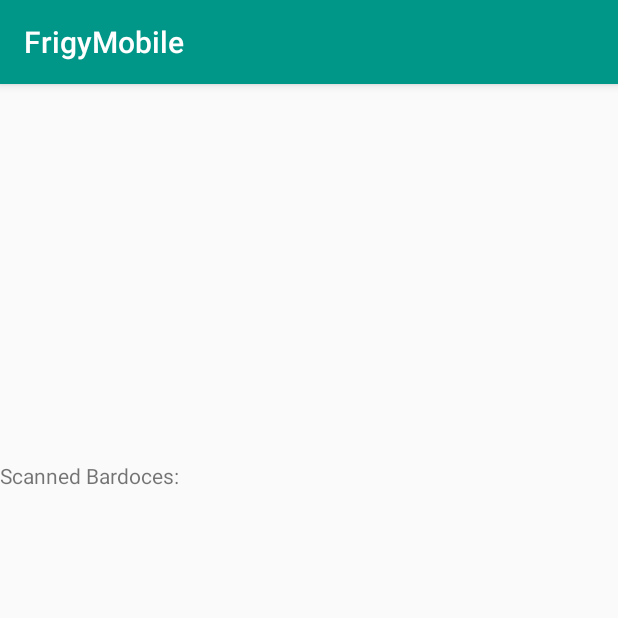
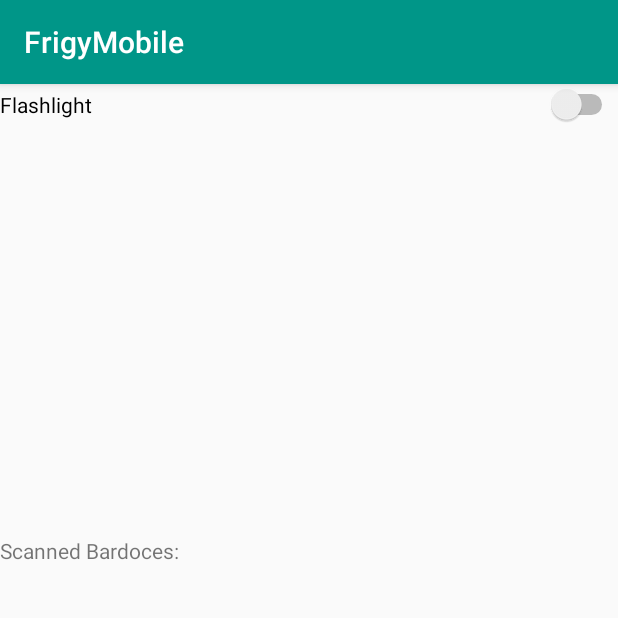
Before and after one commit to bunnywrote/frigy-mobile, an Android app: the CheckInActivity screen opened directly, with no data from a screen before it, on a phone screen of 412 x 824 dp, the top half of it. Run offline under Robolectric (Android 15) with nearby library versions, the phone set to English and light mode, and no system bars; our stand-ins replace Volley; libraries missing offline, so code that uses them is left out: me.dm7.barcodescanner; 5 statements that could not run were skipped.

Commit message:
improvements in check-in activity

```diff
--- a/app/src/main/java/org/frigy/frigymobile/Activities/CheckInActivity.kt
+++ b/app/src/main/java/org/frigy/frigymobile/Activities/CheckInActivity.kt
@@ -8,6 +8,7 @@ import android.support.v4.app.ActivityCompat
 import android.support.v7.app.AppCompatActivity
 import android.view.ViewGroup
 import android.widget.TextView
+import android.widget.Toast
 import com.android.volley.AuthFailureError
 import com.android.volley.Response
 import com.android.volley.toolbox.JsonObjectRequest
@@ -51,6 +52,9 @@ class CheckInActivity : AppCompatActivity(), ZBarScannerView.ResultHandler {
     override fun onResume() {
         super.onResume()
         mScannerView.setResultHandler(this)
+        mScannerView.setAutoFocus(true)
+        //TODO add toggle for flashlight
+        //mScannerView.flash = true
         mScannerView.startCamera()
     }
 
@@ -64,21 +68,27 @@ class CheckInActivity : AppCompatActivity(), ZBarScannerView.ResultHandler {
 
 
     override fun handleResult(result: Result?) {
-        //Toast.makeText(this, "Scan successful", Toast.LENGTH_SHORT).show()
-        resultView.append(result?.contents + " (" + result?.barcodeFormat?.name + ")\n")
-        val products: LiveData<List<Product>> = ProductRepository(this).searchByBarcode("7610849679898")
+        Toast.makeText(this, "Scan successful: " + result?.contents + " (" + result?.barcodeFormat?.name + ")", Toast.LENGTH_SHORT).show()
+        //resultView.append(result?.contents + " (" + result?.barcodeFormat?.name + ")\n")
+        val products: LiveData<List<Product>> = ProductRepository(this).searchByBarcode(result?.contents.toString())
 
         // Observe the LiveData, passing in this activity as the LifecycleOwner and the observer.
         products.observe(this, (Observer<List<Product>> {
-            for (product in products.value!!) {
-                resultView.append(product.toString())
+            if (products.value!!.isEmpty()) {
+                Toast.makeText(this, "No products found for barcode: " + result?.contents, Toast.LENGTH_SHORT).show()
+
+            } else {
+                for (product in products.value!!) {
+                    resultView.append(product.toString())
+                }
             }
         }))
+        //TODO dont resume camera immediately
+        mScannerView.resumeCameraPreview(this)
 
         //{products -> {for (product in products){ resultView.append(product.toString())}}
         //Camera will stop after scanning result, so we need to resume the
         //preview in order scan more codes
-        mScannerView.resumeCameraPreview(this)
     }
 
 }
--- a/app/src/main/res/layout/activity_check_in.xml
+++ b/app/src/main/res/layout/activity_check_in.xml
@@ -17,6 +17,19 @@
         app:layout_constraintStart_toStartOf="parent"
         app:layout_constraintTop_toTopOf="parent">
 
+        <LinearLayout
+            android:layout_width="match_parent"
+            android:layout_height="50dp"
+            android:orientation="horizontal">
+
+            <Switch
+                android:id="@+id/flashSwitch"
+                android:layout_width="wrap_content"
+                android:layout_height="wrap_content"
+                android:layout_weight="1"
+                android:text="Flashlight" />
+        </LinearLayout>
+
         <FrameLayout
             android:id="@+id/barcode_layout"
             android:layout_width="match_parent"
```
Also changed, not shown: app/src/main/java/org/frigy/frigymobile/Converters/Converters.kt (+11 -0 lines), app/src/main/java/org/frigy/frigymobile/Models/Product.kt (+6 -5 lines), app/src/main/java/org/frigy/frigymobile/Models/QuantityUnit.kt (+9 -2 lines), app/src/main/java/org/frigy/frigymobile/Models/dto/FoodrepoProduct.kt (+10 -0 lines), app/src/main/java/org/frigy/frigymobile/Persistence/ProductRepository.kt (+8 -5 lines).
